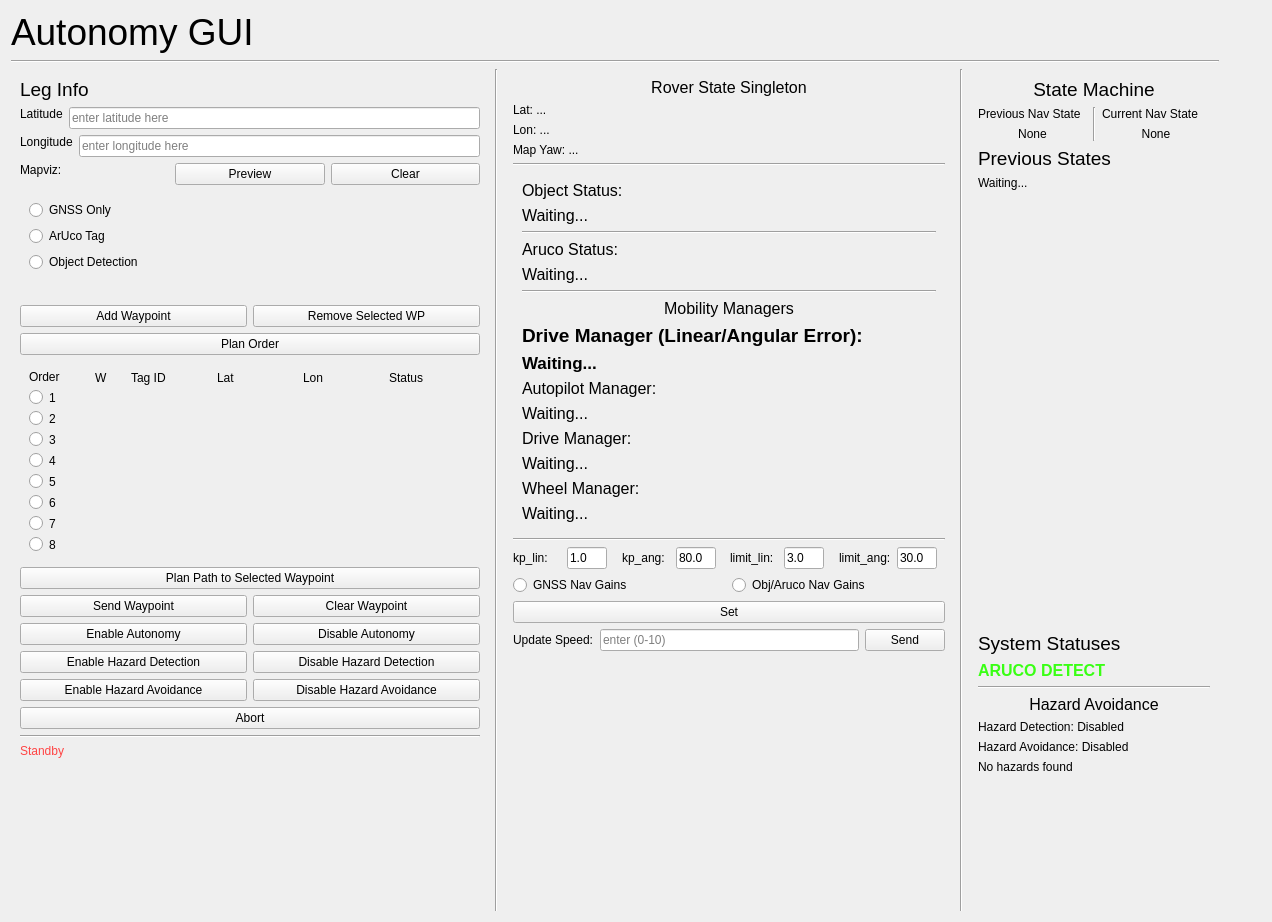
The window that mars_ws/src/autonomy/autonomy_gui.ui (BYUMarsRover/Autonomy-ROS2) describes before a commit, drawn with Qt 5.
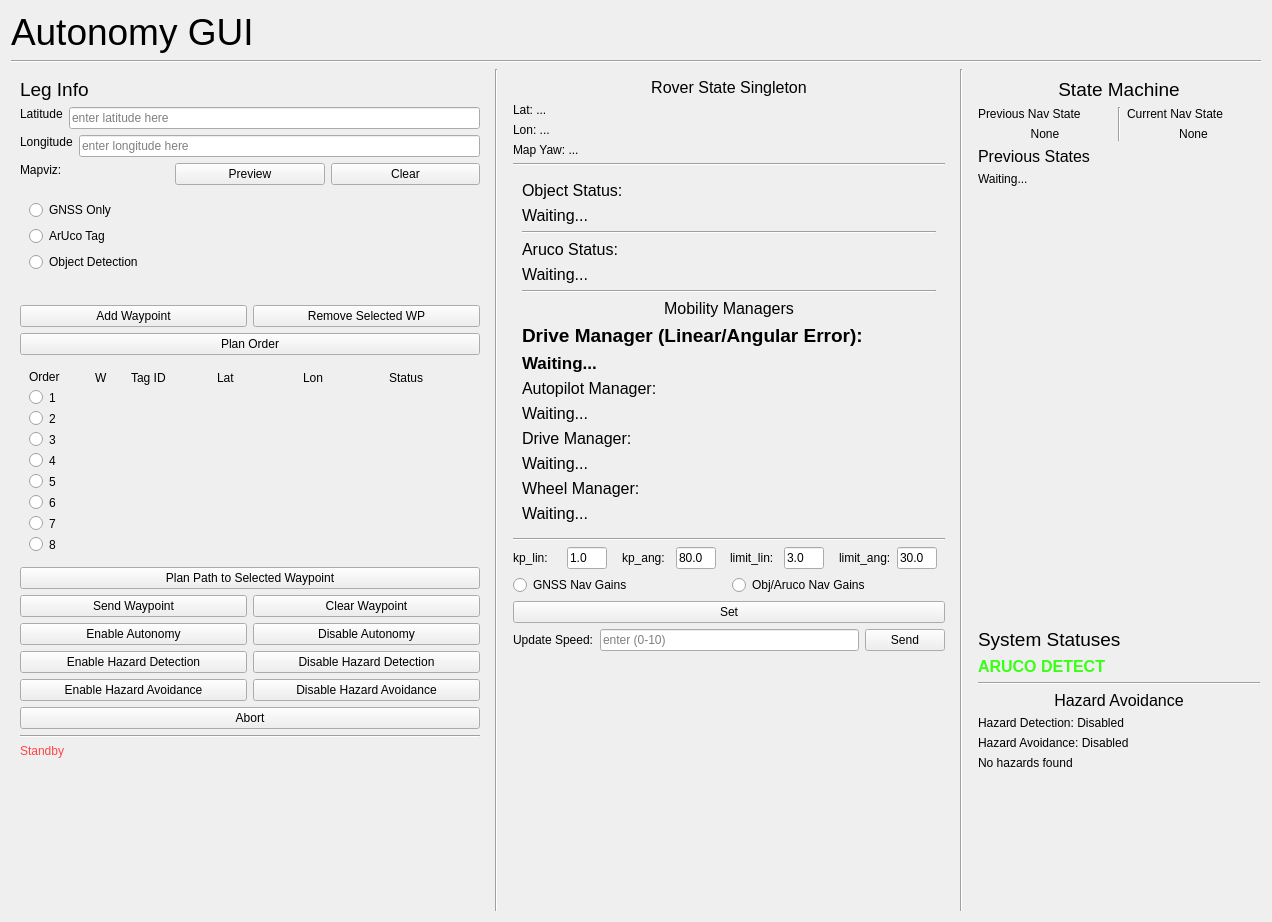
The same window after the commit.

What changed in the file:
```diff
--- a/mars_ws/src/autonomy/autonomy_gui.ui
+++ b/mars_ws/src/autonomy/autonomy_gui.ui
@@ -1337,13 +1337,13 @@
           <widget class="QWidget" name="column3_container">
            <property name="minimumSize">
             <size>
-             <width>250</width>
+             <width>300</width>
              <height>750</height>
             </size>
            </property>
            <property name="maximumSize">
             <size>
-             <width>250</width>
+             <width>300</width>
              <height>750</height>
             </size>
            </property>
@@ -1429,7 +1429,7 @@
              <!-- Right Column Label Widget (Previous States) -->
              <widget class="QLabel" name="PreviousStatesLabel">
               <property name="text">
-               <string>&lt;html&gt;&lt;head/&gt;&lt;body&gt;&lt;p&gt;&lt;span style=&quot; font-size:14pt;&quot;&gt;Previous States&lt;/span&gt;&lt;/p&gt;&lt;/body&gt;&lt;/html&gt;</string>
+               <string>&lt;html&gt;&lt;head/&gt;&lt;body&gt;&lt;p&gt;&lt;span style=&quot; font-size:12pt;&quot;&gt;Previous States&lt;/span&gt;&lt;/p&gt;&lt;/body&gt;&lt;/html&gt;</string>
               </property>
               <property name="scaledContents">
                <bool>false</bool>
```
